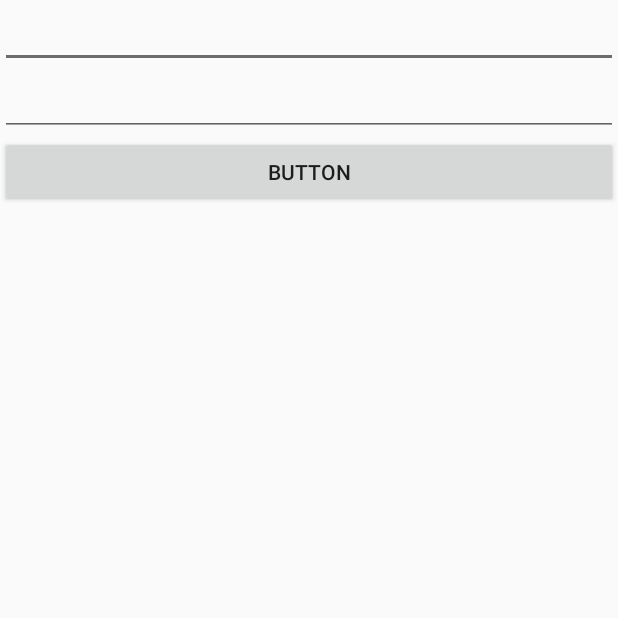
After one commit to Rohan167/book_read_android, an Android app: the AddPostActivity screen opened directly, with no data from a screen before it, on a phone screen of 412 x 824 dp, the top half of it. The commit adds this screen. Run offline under Robolectric (Android 15) with nearby library versions, the phone set to English and light mode, and no system bars; our stand-ins replace Firebase (no records; nobody signed in at launch, a user with empty details on screens opened directly).

Commit message:
add_post

```diff
--- a/app/src/main/AndroidManifest.xml
+++ b/app/src/main/AndroidManifest.xml
@@ -9,7 +9,8 @@
         android:roundIcon="@mipmap/ic_launcher_round"
         android:supportsRtl="true"
         android:theme="@style/AppTheme">
-        <activity android:name=".ProfilePage"/>
+        <activity android:name=".AddPostActivity"></activity>
+        <activity android:name=".ProfilePage" />
         <activity
             android:name=".HomePage"
             android:theme="@style/AppTheme.ActionBar" />
--- /dev/null
+++ b/app/src/main/java/com/example/book_read_test/AddPostActivity.java
@@ -0,0 +1,64 @@
+package com.example.book_read_test;
+
+import androidx.annotation.NonNull;
+import androidx.appcompat.app.AppCompatActivity;
+
+import android.content.Intent;
+import android.os.Bundle;
+import android.view.View;
+import android.widget.Button;
+import android.widget.EditText;
+
+import com.example.book_read_test.utils.CollectionNames;
+import com.google.android.gms.tasks.OnCompleteListener;
+import com.google.android.gms.tasks.Task;
+import com.google.firebase.firestore.DocumentReference;
+import com.google.firebase.firestore.FirebaseFirestore;
+
+import java.util.HashMap;
+import java.util.Map;
+
+public class AddPostActivity extends AppCompatActivity {
+
+    FirebaseFirestore firestore;
+    CollectionNames collNames;
+
+    EditText bookTitleEditText, bookDescEditText;
+    Button bookPostSubmitBtn;
+
+    @Override
+    protected void onCreate(Bundle savedInstanceState) {
+        super.onCreate(savedInstanceState);
+        setContentView(R.layout.activity_add_post);
+
+        firestore = FirebaseFirestore.getInstance();
+        collNames = new CollectionNames();
+
+        bookTitleEditText = findViewById(R.id.bookTitleEditText);
+        bookDescEditText = findViewById(R.id.bookDescEditText);
+        bookPostSubmitBtn = findViewById(R.id.postBookSubmitBtn);
+
+
+        bookPostSubmitBtn.setOnClickListener(new View.OnClickListener() {
+            @Override
+            public void onClick(View view) {
+                String booktitle = bookTitleEditText.getText().toString().trim();
+                String bookdesc = bookDescEditText.getText().toString().trim();
+
+                Map<String, Object> posts = new HashMap<>();
+                posts.put("booktitle", booktitle);
+                posts.put("bookdesc", bookdesc);
+
+                firestore.collection(collNames.getPostCollection()).add(posts)
+                        .addOnCompleteListener(new OnCompleteListener<DocumentReference>() {
+                            @Override
+                            public void onComplete(@NonNull Task<DocumentReference> task) {
+                                if (task.isSuccessful()) {
+                                    startActivity(new Intent(AddPostActivity.this, HomePage.class));
+                                }
+                            }
+                        });
+            }
+        });
+    }
+}
--- /dev/null
+++ b/app/src/main/java/com/example/book_read_test/utils/CollectionNames.java
@@ -0,0 +1,18 @@
+package com.example.book_read_test.utils;
+
+public class CollectionNames {
+
+    private String PostCollection = "posts";
+    private String UserCollection = "users";
+
+    public CollectionNames() {}
+
+
+    public String getPostCollection() {
+        return PostCollection;
+    }
+
+    public String getUserCollection() {
+        return UserCollection;
+    }
+}
--- /dev/null
+++ b/app/src/main/res/layout/activity_add_post.xml
@@ -0,0 +1,29 @@
+<?xml version="1.0" encoding="utf-8"?>
+<LinearLayout xmlns:android="http://schemas.android.com/apk/res/android"
+    xmlns:app="http://schemas.android.com/apk/res-auto"
+    xmlns:tools="http://schemas.android.com/tools"
+    android:layout_width="match_parent"
+    android:layout_height="match_parent"
+    android:orientation="vertical"
+    tools:context=".AddPostActivity">
+
+    <EditText
+        android:id="@+id/bookTitleEditText"
+        android:layout_width="match_parent"
+        android:layout_height="wrap_content"
+        android:ems="10"
+        android:inputType="textPersonName" />
+
+    <EditText
+        android:id="@+id/bookDescEditText"
+        android:layout_width="match_parent"
+        android:layout_height="wrap_content"
+        android:ems="10"
+        android:inputType="textPersonName" />
+
+    <Button
+        android:id="@+id/postBookSubmitBtn"
+        android:layout_width="match_parent"
+        android:layout_height="wrap_content"
+        android:text="Button" />
+</LinearLayout>
```
Also changed, not shown: app/build.gradle (+7 -0 lines), app/src/main/java/com/example/book_read_test/HomePage.java (+64 -1 lines), app/src/main/java/com/example/book_read_test/PostAdapter.java (added, +54 -0 lines), app/src/main/java/com/example/book_read_test/models/Posts.java (added, +31 -0 lines), app/src/main/res/layout/activity_home_page.xml (+4 -65 lines), app/src/main/res/layout/list_layout.xml (+13 -13 lines).
